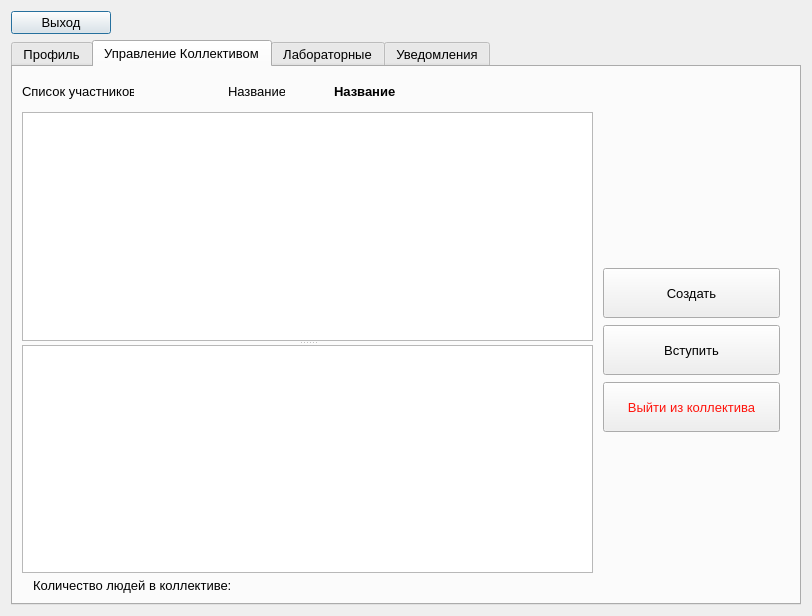
Old version of the form studentdialog.ui in the repository Knigan/DB3.
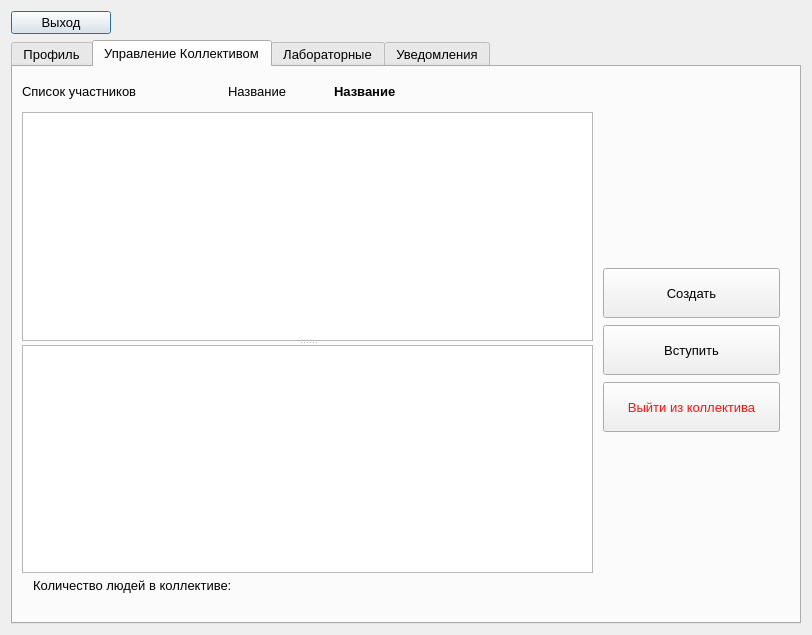
New version of the form. The open tabs and pages were chosen to show the change.

What changed in the file:
```diff
--- a/studentdialog.ui
+++ b/studentdialog.ui
@@ -7,7 +7,7 @@
     <x>0</x>
     <y>0</y>
     <width>812</width>
-    <height>616</height>
+    <height>635</height>
    </rect>
   </property>
   <property name="minimumSize">
@@ -209,7 +209,7 @@
         <rect>
          <x>9</x>
          <y>9</y>
-         <width>112</width>
+         <width>171</width>
          <height>30</height>
         </rect>
        </property>
@@ -234,7 +234,7 @@
         <rect>
          <x>215</x>
          <y>9</y>
-         <width>57</width>
+         <width>81</width>
          <height>30</height>
         </rect>
        </property>
@@ -259,7 +259,7 @@
         <rect>
          <x>321</x>
          <y>9</y>
-         <width>61</width>
+         <width>261</width>
          <height>30</height>
         </rect>
        </property>
@@ -278,6 +278,7 @@
        <property name="font">
         <font>
          <pointsize>10</pointsize>
+         <weight>75</weight>
          <bold>true</bold>
         </font>
        </property>
@@ -382,7 +383,7 @@
         <rect>
          <x>20</x>
          <y>510</y>
-         <width>211</width>
+         <width>251</width>
          <height>16</height>
         </rect>
        </property>
```
Left out of the diff: 5 changed lines with no effect on the pictures.
